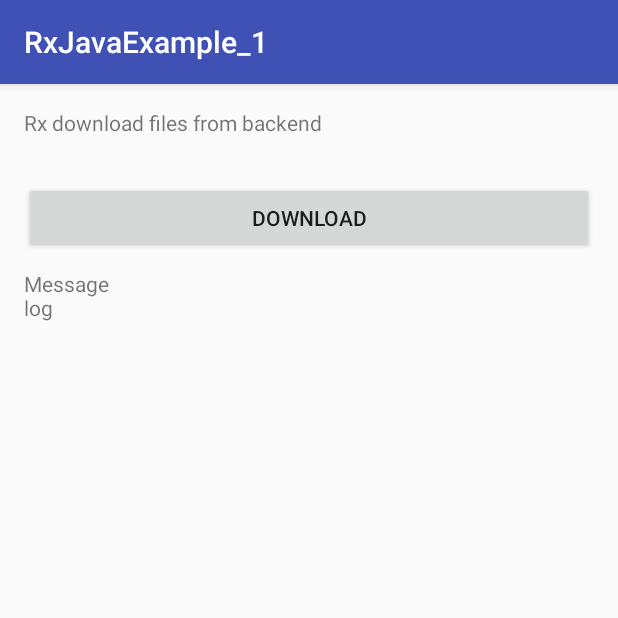
After one commit to Octane82/RxAndroidExamples, an Android app: the RxDownloadFileActivity screen opened directly, with no data from a screen before it, on a phone screen of 412 x 824 dp, the top half of it. The commit adds this screen. Run offline under Robolectric (Android 15) with nearby library versions, the phone set to English and light mode, and no system bars.

Commit message:
Add Retrofit download file

```diff
--- a/app/build.gradle
+++ b/app/build.gradle
@@ -40,4 +40,10 @@ dependencies {
     compile 'com.pushtorefresh.storio:sqlite:1.11.0'
     // At the moment there is annotation processor only for StorIOSQLite
     compile 'com.pushtorefresh.storio:sqlite-annotations:1.11.0'
+
+    compile 'com.squareup.retrofit2:retrofit:2.1.0'
+    compile 'com.google.code.gson:gson:2.4'
+    compile 'com.squareup.retrofit2:converter-gson:2.0.2'
+    compile 'com.squareup.okhttp:okhttp:2.7.0'
+
 }
--- /dev/null
+++ b/app/src/main/java/dkarelin/ru/rxjavaexample_1/RxDownloadFileActivity.java
@@ -0,0 +1,111 @@
+package dkarelin.ru.rxjavaexample_1;
+
+import android.os.Bundle;
+import android.support.v7.app.AppCompatActivity;
+import android.util.Log;
+import android.view.View;
+import android.widget.TextView;
+
+import java.util.ArrayList;
+
+import okhttp3.Headers;
+import okhttp3.ResponseBody;
+import retrofit2.Call;
+import retrofit2.Callback;
+import retrofit2.Response;
+
+
+/**
+ * Загрузка файлов тайлов с сервера
+ * адрес вида zoom/x/y.png
+ *
+ *
+ */
+public class RxDownloadFileActivity extends AppCompatActivity {
+
+    private final String TAG = this.getClass().getSimpleName();
+
+    private TextView tvMessage;
+
+    @Override
+    protected void onCreate(Bundle savedInstanceState) {
+        super.onCreate(savedInstanceState);
+        setContentView(R.layout.activity_rx_download_file);
+
+        tvMessage = (TextView) findViewById(R.id.tvMessage);
+    }
+
+
+    /**
+     * Start Rx download
+     * @param view
+     */
+    public void rxDownloadFiles(View view) {
+        Log.d(TAG, "Button download PUSHED !!!");
+        ArrayList<String> listUrls = new ArrayList<>();
+        listUrls.add("12/2481/1283.png");
+        listUrls.add("12/2482/1283.png");
+        /*listUrls.add("12/2483/1283.png");
+        listUrls.add("12/2481/1284.png");
+        listUrls.add("12/2482/1284.png");
+        listUrls.add("12/2483/1284.png");*/
+
+        // Create Retrofir REST adapter
+        GetTilesRestAdapter restAdapter = new GetTilesRestAdapter();
+
+        // TEST download TILE !!!
+        restAdapter.getTileFromBackend("12/2481/1283.png").enqueue(new Callback<ResponseBody>() {
+            @Override
+            public void onResponse(Call<ResponseBody> call, Response<ResponseBody> response) {
+                Log.d(TAG, "On response: " + response.message());
+
+                Headers headers = response.headers();
+                Log.d(TAG, "HEADERS: " + headers.toString());
+                if (response.isSuccessful()) {
+
+                    Log.d(TAG, "RESPONSE file length: " + response.body().contentLength() + " kb");
+
+                } else {
+                    Log.d(TAG, "Not success request");
+                }
+            }
+
+            @Override
+            public void onFailure(Call<ResponseBody> call, Throwable t) {
+                Log.d(TAG, "RESPONSE FAILURE");
+                t.printStackTrace();
+            }
+        });
+
+        // Rx download list TILES
+        /*Observable.from(listUrls)
+                //.map(s -> s + "\n")
+                .flatMap(s -> restAdapter.getTileFromBackend(s))
+                .subscribe(s -> {
+                    //tvMessage.setText(s);
+                    //showLog(s);
+                    try {
+                        showLog(s.string());
+                        //s.string();
+                    } catch (IOException e) {
+                        e.printStackTrace();
+                    }
+                });*/
+
+
+
+    }
+
+
+    private void showLog(String s) {
+        Log.d(TAG, s);
+    }
+
+
+    /**
+     * tvMessage.setText("\nfhgfdd\nhggg\npuhhhhh");
+     tvMessage.setText("\nkjdjvkdv");
+     tvMessage.setText("\nfhkckbdk");
+     */
+
+}
--- /dev/null
+++ b/app/src/main/res/layout/activity_rx_download_file.xml
@@ -0,0 +1,38 @@
+<?xml version="1.0" encoding="utf-8"?>
+<LinearLayout xmlns:android="http://schemas.android.com/apk/res/android"
+    xmlns:tools="http://schemas.android.com/tools"
+    android:id="@+id/activity_rx_download_file"
+    android:layout_width="match_parent"
+    android:layout_height="match_parent"
+    android:orientation="vertical"
+    android:paddingBottom="@dimen/activity_vertical_margin"
+    android:paddingLeft="@dimen/activity_horizontal_margin"
+    android:paddingRight="@dimen/activity_horizontal_margin"
+    android:paddingTop="@dimen/activity_vertical_margin"
+    tools:context="dkarelin.ru.rxjavaexample_1.RxDownloadFileActivity">
+
+    <TextView
+        android:layout_width="match_parent"
+        android:layout_height="wrap_content"
+        android:text="Rx download files from backend"/>
+
+    <Button
+        android:layout_width="match_parent"
+        android:layout_height="wrap_content"
+        android:layout_marginTop="30dp"
+        android:text="Download"
+        android:onClick="rxDownloadFiles"/>
+
+    <TextView
+        android:layout_width="match_parent"
+        android:layout_height="wrap_content"
+        android:text="Message\nlog"
+        android:ellipsize="end"
+        android:id="@+id/tvMessage"
+        android:layout_marginTop="10dp"
+
+        android:lines="6"
+        android:maxLines="10"/>
+
+
+</LinearLayout>
```
Also changed, not shown: app/src/main/AndroidManifest.xml (+7 -3 lines), app/src/main/java/dkarelin/ru/rxjavaexample_1/GetTilesRestAdapter.java (added, +41 -0 lines), app/src/main/java/dkarelin/ru/rxjavaexample_1/IDownloadTileRest.java (added, +27 -0 lines), app/src/main/java/dkarelin/ru/rxjavaexample_1/MainActivity.java (+14 -0 lines), app/src/main/res/layout/content_main.xml (+7 -0 lines), 1 other file.
